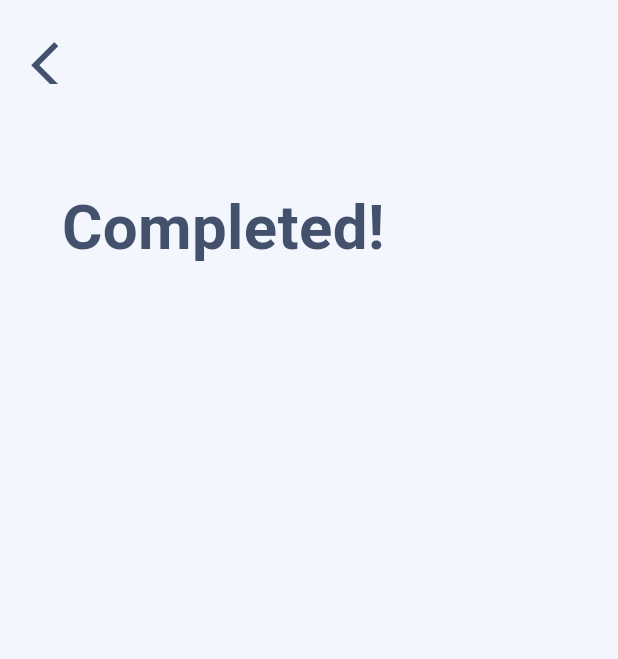
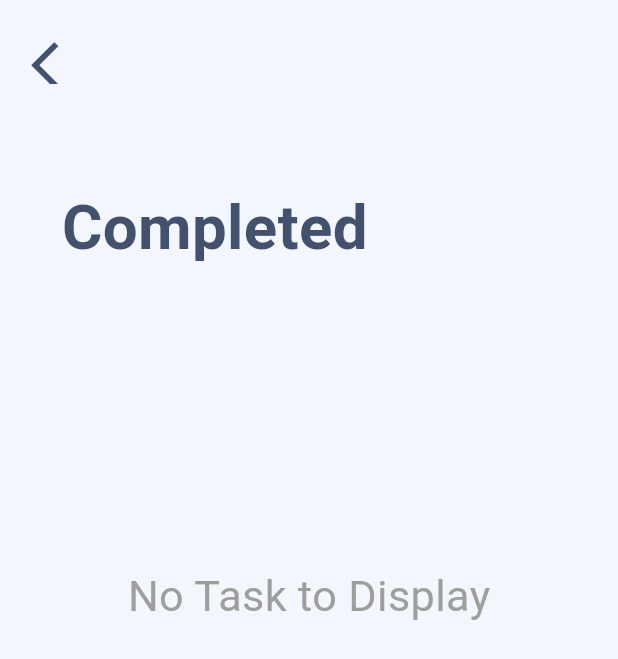
Before and after one commit to Aliza02/ToDoListApp-2.0, a Flutter app: the screen it shows after launch, after a tap on the "list" icon, after a tap on the "arrow back ios new" icon, after a tap on the "checklist" icon, on a phone screen of 412 x 824 dp. Shown: the top 659 px of the screen. Run offline on Flutter 3.47's test engine with Material 3 defaults, Android fonts, the phone set to English and light mode, and no system bars; our stand-ins replace device_preview, flutter_slidable, get, sqflite; accounts and stored records are empty.

Commit message:
Ui fixed and reuseable widgets done

```diff
--- a/lib/view/all_task.dart
+++ b/lib/view/all_task.dart
@@ -6,6 +6,8 @@ import 'package:todolistapp/controller/taskController.dart';
 import 'package:todolistapp/database/database_helper.dart';
 import 'package:todolistapp/view/display_task.dart';
 import 'package:todolistapp/widget/card_text.dart';
+import 'package:todolistapp/widget/heading.dart';
+import 'package:todolistapp/widget/item_card.dart';
 
 class all_tasks extends StatefulWidget {
   const all_tasks({super.key});
@@ -20,7 +22,7 @@ class _all_tasksState extends State<all_tasks> {
   @override
   void initState() {
     super.initState();
-    taskcontroller.fetching.value = false;
+    // taskcontroller.fetching.value = false;
     WidgetsBinding.instance.addPostFrameCallback((_) {
       fetchData();
     });
@@ -28,7 +30,6 @@ class _all_tasksState extends State<all_tasks> {
 
   void fetchData() async {
     taskcontroller.allTasks = await DatabaseHelper.queryAllTasks();
-
     taskcontroller.allTasks.forEach((element) {
       int index = 0;
 
@@ -46,9 +47,10 @@ class _all_tasksState extends State<all_tasks> {
             onTap: () {
               taskcontroller.toDotasks.clear();
               taskcontroller.allTasks.clear();
+              taskcontroller.fetching.value = false;
               Get.off(
                 () => const displayTask(),
-                duration: const Duration(milliseconds: 50),
+                duration: const Duration(milliseconds: 800),
                 transition: Transition.rightToLeftWithFade,
               );
             },
@@ -78,15 +80,9 @@ class _all_tasksState extends State<all_tasks> {
                   width: Get.width * 0.8,
                   height: Get.height * 0.07,
                   margin: EdgeInsets.only(top: Get.height * 0.08),
-                child: Text(
-                  'All Tasks!',
-                  style: TextStyle(
-                    fontSize: Get.width * 0.1,
-                    fontWeight: FontWeight.bold,
-                    color: AppColors.bluegrey,
-                  ),
-                ),
-              ),
+                  child: const heading(
+                    pageTitle: 'All Tasks!',
+                  )),
               Obx(
                 () => taskcontroller.fetching.value == false
                     ? Expanded(
@@ -102,15 +98,19 @@ class _all_tasksState extends State<all_tasks> {
                             return SizeTransition(
                               sizeFactor: animation,
                               child: Container(
-                                height: Get.height * 0.09,
+                                width: Get.width * 0.9,
+                                padding: EdgeInsets.symmetric(
+                                  vertical: Get.height * 0.02,
+                                  horizontal: Get.width * 0.03,
+                                ),
                                 margin: EdgeInsets.symmetric(
-                                  vertical: Get.width * 0.01,
+                                  vertical: Get.width * 0.02,
                                   horizontal: Get.width * 0.05,
                                 ),
                                 decoration: const BoxDecoration(
                                     color: Colors.white,
                                     borderRadius: BorderRadius.all(
-                                      Radius.circular(20),
+                                      Radius.circular(15),
                                     ),
                                     boxShadow: [
                                       BoxShadow(
@@ -121,23 +121,43 @@ class _all_tasksState extends State<all_tasks> {
                                         offset: Offset(2.0, 2.0),
                                       ),
                                     ]),
-                                child: Padding(
-                                  padding: EdgeInsets.symmetric(
-                                      horizontal: Get.width * 0.05),
-                                  child: Row(
-                                    mainAxisAlignment:
-                                        MainAxisAlignment.spaceBetween,
+                                child: Column(
+                                  // mainAxisAlignment:
+                                  //     MainAxisAlignment.spaceBetween,
                                   children: [
-                                      card_text(
+                                    SizedBox(
+                                      child: card_text(
                                         cardText:
                                             taskcontroller.allTasks[index].name,
                                         fontSize: Get.width * 0.06,
+                                      ),
+                                    ),
+                                    Row(
+                                      mainAxisAlignment: MainAxisAlignment.end,
+                                      children: [
+                                        Container(
+                                          height: Get.height * 0.01,
+                                          width: Get.width * 0.02,
+                                          decoration: BoxDecoration(
+                                            borderRadius:
+                                                BorderRadius.circular(100),
+                                            color: taskcontroller
+                                                        .allTasks[index]
+                                                        .status ==
+                                                    'pending'
+                                                ? Colors.green
+                                                : AppColors.bluegrey,
+                                          ),
+                                        ),
+                                        SizedBox(
+                                          width: Get.width * 0.01,
                                         ),
                                         Text(
                                           taskcontroller.allTasks[index].status,
                                           style: TextStyle(
                                             color: taskcontroller
-                                                      .allTasks[index].status ==
+                                                        .allTasks[index]
+                                                        .status ==
                                                     'pending'
                                                 ? Colors.green
                                                 : AppColors.bluegrey,
@@ -146,6 +166,7 @@ class _all_tasksState extends State<all_tasks> {
                                         ),
                                       ],
                                     ),
+                                  ],
                                 ),
                               ),
                             );
--- a/lib/view/display_task.dart
+++ b/lib/view/display_task.dart
@@ -5,6 +5,7 @@ import 'package:todolistapp/database/database_helper.dart';
 import 'package:todolistapp/model/task.dart';
 
 import 'package:todolistapp/view/add_Task.dart';
+import 'package:todolistapp/widget/heading.dart';
 import 'package:todolistapp/widget/list_item.dart';
 
 import '../constants/colors.dart';
@@ -27,7 +28,7 @@ class _displayTaskState extends State<displayTask> {
     String removeItem = taskcontroller.toDotasks[index].name;
     if (taskcontroller.onRemove.value == true) {
       DatabaseHelper.delete(taskcontroller.toDotasks[index].id);
-    } else {
+    } else if (taskcontroller.onComplete.value == true) {
       DatabaseHelper.update(taskcontroller.toDotasks[index].id,
           taskcontroller.toDotasks[index].name);
     }
@@ -49,24 +50,20 @@ class _displayTaskState extends State<displayTask> {
     WidgetsBinding.instance.addPostFrameCallback((_) {
       fetchData();
     });
-
   }
 
   void fetchData() async {
     int index = 0;
     taskcontroller.toDotasks = await DatabaseHelper.queryPendingTasks();
+    if (taskcontroller.toDotasks.isEmpty) {
+      taskcontroller.fetching.value = true;
+    }
     // if(taskcontroller.toDotasks.isNotEmpty){}
 
     taskcontroller.toDotasks.forEach((element) {
-
-
       listKey.currentState!.insertItem(index);
       index++;
     });
-
-
-
-
   }
 
   @override
@@ -97,14 +94,7 @@ class _displayTaskState extends State<displayTask> {
                 width: Get.width * 0.8,
                 height: Get.height * 0.07,
                 margin: EdgeInsets.only(top: Get.height * 0.08),
-                child: Text(
-                  'To Do',
-                  style: TextStyle(
-                    fontSize: Get.width * 0.1,
-                    fontWeight: FontWeight.bold,
-                    color: AppColors.bluegrey,
-                  ),
-                ),
+                child: const heading(pageTitle: 'To Do'),
               ),
               SizedBox(
                 width: Get.width * 0.8,
@@ -118,12 +108,11 @@ class _displayTaskState extends State<displayTask> {
                 ),
               ),
               Obx(
-                () => taskcontroller.fetching.value==false
+                () => taskcontroller.fetching.value == false
                     ? Expanded(
                         child: SingleChildScrollView(
                           scrollDirection: Axis.vertical,
-                          child:
-                          AnimatedList(
+                          child: AnimatedList(
                             key: listKey,
                             scrollDirection: Axis.vertical,
                             shrinkWrap: true,
@@ -140,12 +129,10 @@ class _displayTaskState extends State<displayTask> {
                                       taskcontroller.toDotasks[index].name);
                             },
                           ),
-
-
                         ),
-                    ): Container(
-                              margin:
-                                  EdgeInsets.only(top: Get.height * 0.24),
+                      )
+                    : Container(
+                        margin: EdgeInsets.only(top: Get.height * 0.24),
                         child: Text(
                           'No Task to Display',
                           style: TextStyle(
@@ -156,15 +143,12 @@ class _displayTaskState extends State<displayTask> {
                       ),
               ),
 
-
-
               // : const Center(
               //     child: Text('asdf'),
               //     // CircularProgressIndicator(
               //     //   color: AppColors.bluegrey,
               //     // ),
               //   ),
-
             ],
           ),
         ),
--- a/lib/widget/bottomNavBar.dart
+++ b/lib/widget/bottomNavBar.dart
@@ -27,20 +27,20 @@ class bottomNavBar extends StatelessWidget {
               color: AppColors.lightblue,
             ),
             onPressed: () async {
-              // taskcontroller.fetching.value = true;
+              taskcontroller.fetching.value = false;
               Get.off(
                 () => const all_tasks(),
-                duration: const Duration(milliseconds: 50),
+                duration: const Duration(milliseconds: 800),
                 transition: Transition.leftToRightWithFade,
               );
             },
           ),
           IconButton(
             onPressed: () {
-              // taskcontroller.fetching.value = true;
+              taskcontroller.fetching.value = false;
               Get.off(
                 () => const completedTask(),
-                duration: const Duration(milliseconds: 50),
+                duration: const Duration(milliseconds: 800),
                 transition: Transition.rightToLeftWithFade,
               );
             },
--- /dev/null
+++ b/lib/widget/heading.dart
@@ -0,0 +1,20 @@
+import 'package:flutter/material.dart';
+import 'package:get/get.dart';
+import 'package:todolistapp/constants/colors.dart';
+
+class heading extends StatelessWidget {
+  final String pageTitle;
+  const heading({super.key, required this.pageTitle});
+
+  @override
+  Widget build(BuildContext context) {
+    return Text(
+      pageTitle,
+      style: TextStyle(
+        fontSize: Get.width * 0.1,
+        fontWeight: FontWeight.bold,
+        color: AppColors.bluegrey,
+      ),
+    );
+  }
+}
--- a/lib/widget/list_item.dart
+++ b/lib/widget/list_item.dart
@@ -5,6 +5,7 @@ import 'package:todolistapp/constants/colors.dart';
 import 'package:todolistapp/controller/taskController.dart';
 import 'package:todolistapp/database/database_helper.dart';
 import 'package:todolistapp/widget/item_card.dart';
+import 'package:todolistapp/widget/slidable_buttons.dart';
 
 class list_item extends StatefulWidget {
   final String taskName;
@@ -28,67 +29,37 @@ class _list_itemState extends State<list_item> {
   @override
   Widget build(BuildContext context) {
     return SizeTransition(
-
       sizeFactor: widget.animation,
       child: Slidable(
-        closeOnScroll: true,
-        // groupTag: SlidableAutoCloseBehavior(),
-
+        groupTag: widget.index,
         endActionPane: ActionPane(
-
           motion: const ScrollMotion(),
           children: [
             InkWell(
               onTap: () {
                 taskcontroller.onComplete.value = true;
                 widget.onRemove();
-                // taskcontroller.addCompletedTask(taskcontroller.tasks[index]);
-                // taskcontroller.tasks.removeAt(index);
+                if (taskcontroller.toDotasks.isEmpty) {
+                  taskcontroller.fetching.value = true;
+                }
+
+                taskcontroller.onComplete.value = false;
               },
-              child: Container(
-                width: Get.width * 0.15,
-                height: Get.height * 0.08,
-                decoration: const BoxDecoration(
-                  color: AppColors.bluegrey,
-                  borderRadius: BorderRadius.all(
-                    Radius.circular(20),
-                  ),
-                ),
-                child: const Icon(
-                  Icons.check,
-                  color: AppColors.lightblue,
-                ),
-              ),
+              child: const slidableButtons(icon: Icons.check),
             ),
             SizedBox(
               width: Get.width * 0.02,
             ),
             InkWell(
               onTap: () {
-                // taskcontroller.tasks.removeAt(widget.index);
                 taskcontroller.onRemove.value = true;
                 widget.onRemove();
-
                 if (taskcontroller.toDotasks.isEmpty) {
-                  // taskcontroller.fetching.value = true;
+                  taskcontroller.fetching.value = true;
                 }
-                // print(taskcontroller.tasks.length);
-                // print(widget.index);
+                taskcontroller.onRemove.value = false;
               },
-              child: Container(
-                width: Get.width * 0.15,
-                height: Get.height * 0.08,
-                decoration: const BoxDecoration(
-                  color: AppColors.bluegrey,
-                  borderRadius: BorderRadius.all(
-                    Radius.circular(20),
-                  ),
-                ),
-                child: const Icon(
-                  Icons.delete,
-                  color: AppColors.lightblue,
-                ),
-              ),
+              child: const slidableButtons(icon: Icons.delete),
             ),
           ],
         ),
```
Also changed, not shown: lib/view/add_Task.dart (+5 -2 lines), lib/view/completed_task.dart (+45 -15 lines), lib/widget/slidable_buttons.dart (added, +27 -0 lines). Lines whose indentation alone changed are shown as unchanged.
